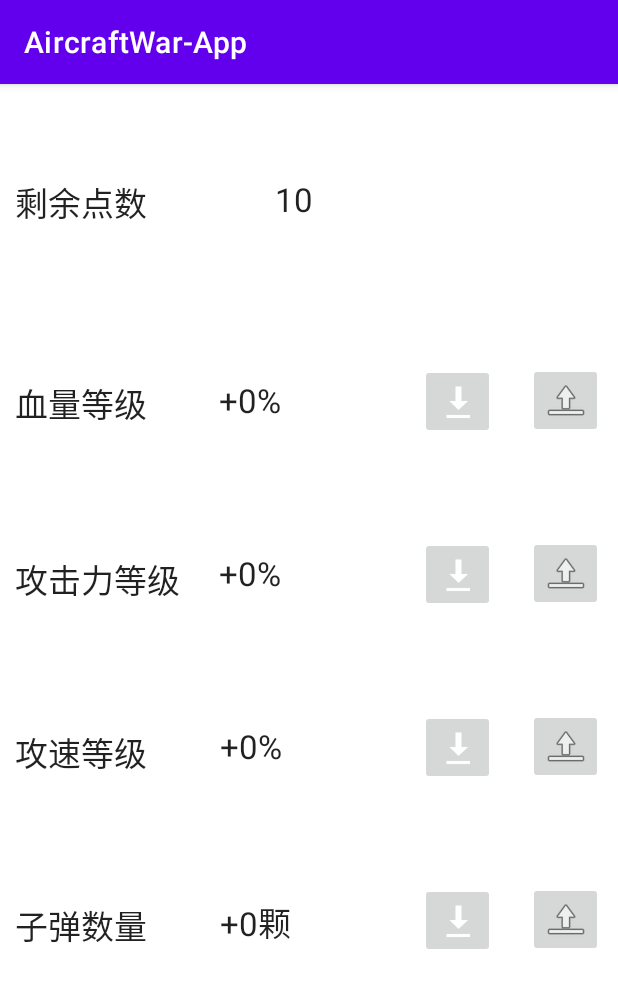
After one commit to mooyiwang/AircraftWar-App, an Android app: the PropertyStoreActivity screen opened directly, with no data from a screen before it, on a phone screen of 412 x 824 dp. The commit adds this screen. Shown: the top 988 px of the screen. Run offline under Robolectric (Android 15) with nearby library versions, the phone set to English and light mode, and no system bars.

Commit message:
商店界面基本搭建完成，通过分配点数提升基本能力。

```diff
--- a/app/src/main/java/com/hit/sz/activity/BoardActivity.java
+++ b/app/src/main/java/com/hit/sz/activity/BoardActivity.java
@@ -15,6 +15,8 @@ import com.hit.sz.item.database.MyRecord;
 import com.hit.sz.item.database.MyViewModelFactory;
 import com.hit.sz.item.database.RecordListAdapter;
 
+import java.util.Objects;
+
 
 public class BoardActivity extends AppCompatActivity {
     private BoardViewModel boardViewModel;
@@ -22,7 +24,21 @@ public class BoardActivity extends AppCompatActivity {
     protected void onCreate(Bundle savedInstanceState) {
         super.onCreate(savedInstanceState);
         Intent intent = getIntent();
-        setTitle(R.string.ranklist);
+        switch (intent.getStringExtra("level")) {
+            case "medium":
+                setTitle("普通模式排行榜");
+                break;
+            case "easy":
+                setTitle("简单模式排行榜");
+                break;
+            case "hard":
+                setTitle("困难模式排行榜");
+                break;
+            default:
+                setTitle("排行榜");
+        }
+
+
         setContentView(R.layout.activity_board);
         RecyclerView recyclerView = findViewById(R.id.recyclerview);
         final RecordListAdapter adapter = new RecordListAdapter(new RecordListAdapter.RecordDiff());
--- /dev/null
+++ b/app/src/main/java/com/hit/sz/activity/PropertyStoreActivity.java
@@ -0,0 +1,130 @@
+package com.hit.sz.activity;
+
+import static android.widget.Toast.LENGTH_SHORT;
+
+import androidx.appcompat.app.AppCompatActivity;
+
+import android.annotation.SuppressLint;
+import android.content.Intent;
+import android.os.Bundle;
+import android.view.View;
+import android.widget.ImageButton;
+import android.widget.TextView;
+import android.widget.Toast;
+
+import com.google.android.material.snackbar.BaseTransientBottomBar;
+import com.google.android.material.snackbar.Snackbar;
+import com.hit.sz.R;
+
+public class PropertyStoreActivity extends AppCompatActivity  implements View.OnClickListener  {
+
+    private  int maxPoint,currentPoint;
+    TextView bloodText,bulletText,speedText,atkText,totText;
+    private  int[] nums = {0,0,0,0};
+    private final int bld =0, atk = 1, spd = 2, blt= 3;
+    @Override
+    protected void onCreate(Bundle savedInstanceState) {
+        super.onCreate(savedInstanceState);
+        setContentView(R.layout.activity_property_store);
+        //读取数据
+        Intent intent = this.getIntent();
+        maxPoint = intent.getIntExtra("maxPoint",10);
+        currentPoint = intent.getIntExtra("curPoint",0);
+
+        //绑定相关元素
+        bloodText = findViewById(R.id.blood_num);
+        bulletText = findViewById(R.id.bullet_num);
+        speedText = findViewById(R.id.speed_num);
+        atkText = findViewById(R.id.atack_num);
+        totText = findViewById(R.id.total_point);
+        ImageButton bt;
+        bt = findViewById(R.id.blood_down);
+        bt.setOnClickListener(this);
+        bt = findViewById(R.id.blood_up);
+        bt.setOnClickListener(this);
+        bt = findViewById(R.id.bullet_down);
+        bt.setOnClickListener(this);
+        bt = findViewById(R.id.bullet_up);
+        bt.setOnClickListener(this);
+        bt = findViewById(R.id.speed_down);
+        bt.setOnClickListener(this);
+        bt = findViewById(R.id.speed_up);
+        bt.setOnClickListener(this);
+        bt = findViewById(R.id.atack_down);
+        bt.setOnClickListener(this);
+        bt = findViewById(R.id.attack_up);
+        bt.setOnClickListener(this);
+        updateText();
+    }
+    @SuppressLint("SetTextI18n")
+    protected  void updateText(){
+        if(bloodText!=null) bloodText.setText("+" + Integer.toString(10 * nums[bld]) + "%");
+        if(bulletText!=null) bulletText.setText("+" + Integer.toString(nums[blt]/5) + "颗");
+        if(speedText!=null) speedText.setText("+" + Integer.toString(10 * nums[spd]) + "%");
+        if(atkText!=null) atkText.setText("+" + Integer.toString(10 * nums[atk]) + "%");
+        if(totText!=null) totText.setText(Integer.toString(maxPoint-currentPoint));
+    }
+
+    @Override
+    public void onClick(View view) {
+        String hint = "null";
+        int ty1,ty2;
+        switch (view.getId()){
+            case R.id.blood_down:
+                hint = "降低生命点数";
+                ty1 = -1;
+                ty2 = bld;
+                break;
+            case R.id.blood_up:
+                hint = "增加生命点数";
+                ty1 = 1;
+                ty2 = bld;
+                break;
+            case R.id.bullet_down:
+                hint = "降低子弹数量点数";
+                ty1 = -1;
+                ty2 = blt;
+                break;
+            case R.id.bullet_up:
+                hint = "增加子弹数量点数";
+                ty1 = 1;
+                ty2 = blt;
+                break;
+            case R.id.speed_up:
+                hint = "增加射速点数";
+                ty1 = 1;
+                ty2 = spd;
+                break;
+            case R.id.speed_down:
+                hint = "减少射速点数";
+                ty1 = -1;
+                ty2 = spd;
+                break;
+            case R.id.atack_down:
+                hint = "减少攻击点数";
+                ty1 = -1;
+                ty2 = atk;
+                break;
+            case R.id.attack_up:
+                hint = "增加攻击点数";
+                ty1 = 1;
+                ty2 = atk;
+                break;
+
+            default:
+                throw new IllegalStateException("Unexpected value: " + view.getId());
+        }
+        if(ty1 + currentPoint > maxPoint){
+            Snackbar.make(view, "没有可以分配的点数！", BaseTransientBottomBar.LENGTH_SHORT).show();
+        }else if(ty1 + nums[ty2]< 0){
+            Snackbar.make(view, "不能再降低了！", BaseTransientBottomBar.LENGTH_SHORT).show();
+        }
+        else {
+            Snackbar.make(view, hint, BaseTransientBottomBar.LENGTH_SHORT).show();
+            nums[ty2] +=ty1;
+            currentPoint +=ty1;
+            updateText();
+        }
+
+    }
+}
--- a/app/src/main/java/com/hit/sz/activity/UserActivity.java
+++ b/app/src/main/java/com/hit/sz/activity/UserActivity.java
@@ -18,6 +18,8 @@ public class UserActivity extends AppCompatActivity implements View.OnClickListe
         setContentView(R.layout.activity_user);
         standalone = findViewById(R.id.standalone_button);
         standalone.setOnClickListener(this);
+        Button propStore  = findViewById(R.id.propstore_button);
+        propStore.setOnClickListener(this);
     }
 
     @Override
@@ -25,6 +27,11 @@ public class UserActivity extends AppCompatActivity implements View.OnClickListe
         if(view.getId() == R.id.standalone_button){
             Intent intent = new Intent(UserActivity.this, LevelSoundActivity.class);
             startActivity(intent);
+        }else if(view.getId() == R.id.propstore_button){
+            Intent intent = new Intent(this, PropertyStoreActivity.class);
+            intent.putExtra("maxPoint",10);
+
+            startActivity(intent);
         }
     }
 }
--- a/app/src/main/java/com/hit/sz/item/database/BoardViewHolder.java
+++ b/app/src/main/java/com/hit/sz/item/database/BoardViewHolder.java
@@ -18,7 +18,7 @@ class BoardViewHolder extends RecyclerView.ViewHolder {
     private BoardViewHolder(View itemView) {
         super(itemView);
         nameItemView = itemView.findViewById(R.id.nameView);
-        rankItemView = itemView.findViewById(R.id.rankView);
+        rankItemView = itemView.findViewById (R.id.rankView);
         scoreItemView = itemView.findViewById(R.id.scoreView);
         dateItemView = itemView.findViewById(R.id.dateView);
     }
--- /dev/null
+++ b/app/src/main/res/layout/activity_property_store.xml
@@ -0,0 +1,272 @@
+<?xml version="1.0" encoding="utf-8"?>
+<androidx.constraintlayout.widget.ConstraintLayout xmlns:android="http://schemas.android.com/apk/res/android"
+    xmlns:app="http://schemas.android.com/apk/res-auto"
+    xmlns:tools="http://schemas.android.com/tools"
+    android:layout_width="match_parent"
+    android:layout_height="match_parent"
+    app:layout_behavior="@string/appbar_scrolling_view_behavior">
+
+
+    <TextView
+        android:id="@+id/total_point"
+        android:layout_width="116dp"
+        android:layout_height="30dp"
+        android:text="TextView"
+        android:textAppearance="@style/TextAppearance.AppCompat.Large"
+        app:layout_constraintBottom_toTopOf="@+id/guideline2"
+        app:layout_constraintEnd_toStartOf="@+id/guideline7"
+        app:layout_constraintStart_toStartOf="@+id/guideline6"
+        app:layout_constraintTop_toTopOf="parent" />
+
+    <androidx.constraintlayout.widget.Guideline
+        android:id="@+id/guideline9"
+        android:layout_width="wrap_content"
+        android:layout_height="wrap_content"
+        android:orientation="horizontal"
+        app:layout_constraintGuide_percent="0.65" />
+
+    <androidx.constraintlayout.widget.Guideline
+        android:id="@+id/guideline10"
+        android:layout_width="wrap_content"
+        android:layout_height="wrap_content"
+        android:orientation="horizontal"
+        app:layout_constraintGuide_percent="0.8" />
+
+    <ImageButton
+        android:id="@+id/blood_down"
+        android:layout_width="50dp"
+        android:layout_height="50dp"
+        app:layout_constraintBottom_toTopOf="@+id/guideline4"
+        app:layout_constraintEnd_toStartOf="@+id/guideline7"
+        app:layout_constraintStart_toStartOf="@+id/guideline5"
+        app:layout_constraintTop_toTopOf="@+id/guideline2"
+        app:layout_constraintVertical_bias="0.508"
+        app:srcCompat="@android:drawable/stat_sys_download" />
+
+    <ImageButton
+        android:id="@+id/atack_down"
+        android:layout_width="50dp"
+        android:layout_height="50dp"
+        app:layout_constraintBottom_toTopOf="@+id/guideline8"
+        app:layout_constraintEnd_toStartOf="@+id/guideline7"
+        app:layout_constraintStart_toStartOf="@+id/guideline5"
+        app:layout_constraintTop_toTopOf="@+id/guideline4"
+        app:layout_constraintVertical_bias="0.508"
+        app:srcCompat="@android:drawable/stat_sys_download" />
+
+    <ImageButton
+        android:id="@+id/bullet_down"
+        android:layout_width="50dp"
+        android:layout_height="50dp"
+        app:layout_constraintBottom_toTopOf="@+id/guideline10"
+        app:layout_constraintEnd_toStartOf="@+id/guideline7"
+        app:layout_constraintStart_toStartOf="@+id/guideline5"
+        app:layout_constraintTop_toTopOf="@+id/guideline9"
+        app:layout_constraintVertical_bias="0.508"
+        app:srcCompat="@android:drawable/stat_sys_download" />
+
+    <ImageButton
+        android:id="@+id/speed_down"
+        android:layout_width="50dp"
+        android:layout_height="50dp"
+        app:layout_constraintBottom_toTopOf="@+id/guideline9"
+        app:layout_constraintEnd_toStartOf="@+id/guideline7"
+        app:layout_constraintStart_toStartOf="@+id/guideline5"
+        app:layout_constraintTop_toTopOf="@+id/guideline8"
+        app:layout_constraintVertical_bias="0.508"
+        app:srcCompat="@android:drawable/stat_sys_download" />
+
+    <ImageButton
+        android:id="@+id/blood_up"
+        android:layout_width="50dp"
+        android:layout_height="50dp"
+        app:layout_constraintBottom_toTopOf="@+id/guideline4"
+        app:layout_constraintEnd_toEndOf="parent"
+        app:layout_constraintStart_toStartOf="@+id/guideline7"
+        app:layout_constraintTop_toTopOf="@+id/guideline2"
+        app:srcCompat="@android:drawable/ic_menu_upload" />
+
+    <ImageButton
+        android:id="@+id/attack_up"
+        android:layout_width="50dp"
+        android:layout_height="50dp"
+        app:layout_constraintBottom_toTopOf="@+id/guideline8"
+        app:layout_constraintEnd_toEndOf="parent"
+        app:layout_constraintStart_toStartOf="@+id/guideline7"
+        app:layout_constraintTop_toTopOf="@+id/guideline4"
+        app:srcCompat="@android:drawable/ic_menu_upload" />
+
+    <ImageButton
+        android:id="@+id/speed_up"
+        android:layout_width="50dp"
+        android:layout_height="50dp"
+        app:layout_constraintBottom_toTopOf="@+id/guideline9"
+        app:layout_constraintEnd_toEndOf="parent"
+        app:layout_constraintStart_toStartOf="@+id/guideline7"
+        app:layout_constraintTop_toTopOf="@+id/guideline8"
+        app:srcCompat="@android:drawable/ic_menu_upload" />
+
+    <ImageButton
+        android:id="@+id/bullet_up"
+        android:layout_width="50dp"
+        android:layout_height="50dp"
+        app:layout_constraintBottom_toTopOf="@+id/guideline10"
+        app:layout_constraintEnd_toEndOf="parent"
+        app:layout_constraintStart_toStartOf="@+id/guideline7"
+        app:layout_constraintTop_toTopOf="@+id/guideline9"
+        app:srcCompat="@android:drawable/ic_menu_upload" />
+
+    <TextView
+        android:id="@+id/textView"
+        android:layout_width="120dp"
+        android:layout_height="30dp"
+        android:text="血量等级"
+        android:textAppearance="@style/TextAppearance.AppCompat.Large"
+        app:layout_constraintBottom_toTopOf="@+id/guideline4"
+        app:layout_constraintEnd_toStartOf="@+id/guideline6"
+        app:layout_constraintStart_toStartOf="parent"
+        app:layout_constraintTop_toTopOf="@+id/guideline2" />
+
+    <TextView
+        android:id="@+id/pointer_left"
+        android:layout_width="120dp"
+        android:layout_height="30dp"
+        android:text="剩余点数"
+        android:textAppearance="@style/TextAppearance.AppCompat.Large"
+        app:layout_constraintBottom_toTopOf="@+id/guideline2"
+        app:layout_constraintEnd_toStartOf="@+id/guideline6"
+        app:layout_constraintStart_toStartOf="parent"
+        app:layout_constraintTop_toTopOf="parent" />
+
+    <TextView
+        android:id="@+id/textView5"
+        android:layout_width="120dp"
+        android:layout_height="30dp"
+        android:text="攻击力等级"
+        android:textAppearance="@style/TextAppearance.AppCompat.Large"
+        app:layout_constraintBottom_toTopOf="@+id/guideline8"
+        app:layout_constraintEnd_toStartOf="@+id/guideline6"
+        app:layout_constraintStart_toStartOf="parent"
+        app:layout_constraintTop_toTopOf="@+id/guideline4"
+        app:layout_constraintVertical_bias="0.525" />
+
+    <TextView
+        android:id="@+id/textView6"
+        android:layout_width="120dp"
+        android:layout_height="30dp"
+        android:text="攻速等级"
+        android:textAppearance="@style/TextAppearance.AppCompat.Large"
+        app:layout_constraintBottom_toTopOf="@+id/guideline9"
+        app:layout_constraintEnd_toStartOf="@+id/guideline6"
+        app:layout_constraintStart_toStartOf="parent"
+        app:layout_constraintTop_toTopOf="@+id/guideline8"
+        app:layout_constraintVertical_bias="0.525" />
+
+    <TextView
+        android:id="@+id/textView7"
+        android:layout_width="120dp"
+        android:layout_height="30dp"
+        android:text="子弹数量"
+        android:textAppearance="@style/TextAppearance.AppCompat.Large"
+        app:layout_constraintBottom_toTopOf="@+id/guideline10"
+        app:layout_constraintEnd_toStartOf="@+id/guideline6"
+        app:layout_constraintStart_toStartOf="parent"
+        app:layout_constraintTop_toTopOf="@+id/guideline9"
+        app:layout_constraintVertical_bias="0.525" />
+
+    <TextView
+        android:id="@+id/blood_num"
+        android:layout_width="116dp"
+        android:layout_height="30dp"
+        android:text="TextView"
+        android:textAppearance="@style/TextAppearance.AppCompat.Large"
+        app:layout_constraintBottom_toTopOf="@+id/guideline4"
+        app:layout_constraintEnd_toStartOf="@+id/guideline5"
+        app:layout_constraintStart_toStartOf="@+id/guideline6"
+        app:layout_constraintTop_toTopOf="@+id/guideline2" />
+
+    <TextView
+        android:id="@+id/atack_num"
+        android:layout_width="116dp"
+        android:layout_height="30dp"
+        android:text="TextView"
+        android:textAppearance="@style/TextAppearance.AppCompat.Large"
+        app:layout_constraintBottom_toTopOf="@+id/guideline8"
+        app:layout_constraintEnd_toStartOf="@+id/guideline5"
+        app:layout_constraintStart_toStartOf="@+id/guideline6"
+        app:layout_constraintTop_toTopOf="@+id/guideline4" />
+
+    <TextView
+        android:id="@+id/speed_num"
+        android:layout_width="116dp"
+        android:layout_height="30dp"
+        android:text="TextView"
+        android:textAppearance="@style/TextAppearance.AppCompat.Large"
+        app:layout_constraintBottom_toTopOf="@+id/guideline9"
+        app:layout_constraintEnd_toStartOf="@+id/guideline5"
+        app:layout_constraintHorizontal_bias="0.545"
+        app:layout_constraintStart_toStartOf="@+id/guideline6"
+        app:layout_constraintTop_toTopOf="@+id/guideline8" />
+
+    <TextView
+        android:id="@+id/bullet_num"
+        android:layout_width="116dp"
+        android:layout_height="30dp"
+        android:text="TextView"
+        android:textAppearance="@style/TextAppearance.AppCompat.Large"
+        app:layout_constraintBottom_toTopOf="@+id/guideline10"
+        app:layout_constraintEnd_toStartOf="@+id/guideline5"
+        app:layout_constraintHorizontal_bias="0.545"
+        app:layout_constraintStart_toStartOf="@+id/guideline6"
+        app:layout_constraintTop_toTopOf="@+id/guideline9" />
+
+    <androidx.constraintlayout.widget.Guideline
+        android:id="@+id/guideline2"
+        android:layout_width="wrap_content"
+        android:layout_height="wrap_content"
+        android:orientation="horizontal"
+        app:layout_constraintGuide_percent="0.2" />
+
+    <androidx.constraintlayout.widget.Guideline
+        android:id="@+id/guideline4"
+        android:layout_width="wrap_content"
+        android:layout_height="wrap_content"
+        android:orientation="horizontal"
+        app:layout_constraintGuide_percent="0.35" />
+
+    <androidx.constraintlayout.widget.Guideline
+        android:id="@+id/guideline8"
+        android:layout_width="wrap_content"
+        android:layout_height="wrap_content"
+        android:orientation="horizontal"
+        app:layout_constraintGuide_percent="0.5" />
+
+    <androidx.constraintlayout.widget.Guideline
+        android:id="@+id/guideline5"
+        android:layout_width="wrap_content"
+        android:layout_height="wrap_content"
+        android:orientation="vertical"
+        app:layout_constraintGuide_percent="0.65" />
+
+    <androidx.constraintlayout.widget.Guideline
+        android:id="@+id/guideline6"
+        android:layout_width="wrap_content"
+        android:layout_height="wrap_content"
+        android:orientation="vertical"
+        app:layout_constraintGuide_percent="0.34" />
+
+    <androidx.constraintlayout.widget.Guideline
+        android:id="@+id/guideline7"
+        android:layout_width="wrap_content"
+        android:layout_height="wrap_content"
+        android:orientation="vertical"
+        app:layout_constraintGuide_percent="0.83" />
+
+    <androidx.constraintlayout.widget.Guideline
+        android:id="@+id/guideline11"
+        android:layout_width="wrap_content"
+        android:layout_height="wrap_content"
+        android:orientation="horizontal"
+        app:layout_constraintGuide_begin="88dp" />
+
+</androidx.constraintlayout.widget.ConstraintLayout>
--- /dev/null
+++ b/app/src/main/res/layout/property_single.xml
@@ -0,0 +1,42 @@
+<?xml version="1.0" encoding="utf-8"?>
+<LinearLayout xmlns:android="http://schemas.android.com/apk/res/android"
+    android:orientation="horizontal"
+    android:layout_width="match_parent"
+    android:layout_height="wrap_content"
+
+    >
+
+    <TextView
+        android:id="@+id/nameView"
+        style="@style/property_list"
+        android:layout_weight="1.2"
+        android:layout_width="match_parent"
+        android:layout_height="wrap_content"
+        android:background="@android:color/darker_gray" />
+
+    <TextView
+        android:id="@+id/levelView"
+        style="@style/property_list"
+        android:layout_weight="1"
+        android:layout_width="match_parent"
+        android:layout_height="wrap_content"
+        android:background="@android:color/darker_gray" />
+
+    <Button
+        android:id ="@+id/delButton"
+        android:layout_width="50dp"
+        android:layout_height="wrap_content"
+        style="@style/property_list"
+        android:text="-"
+        android:textSize="30dp"
+        android:background="@android:color/holo_green_dark"
+        />
+    <Button
+        android:id ="@+id/addButton"
+        android:layout_width="50dp"
+        android:layout_height="wrap_content"
+        android:text="+"
+        android:textSize="30dp"
+        android:background="@android:color/holo_red_dark"
+        />
+</LinearLayout>
--- a/app/src/main/res/values/strings.xml
+++ b/app/src/main/res/values/strings.xml
@@ -37,4 +37,5 @@
 
     <string name="ranklist">排行榜</string>
     <string name="pwd_again_sign">确认密码</string>
+    <string name="test1">11</string>
 </resources>
--- a/app/src/main/res/values/style.xml
+++ b/app/src/main/res/values/style.xml
@@ -9,4 +9,11 @@
         <item name="android:background">@android:color/holo_orange_light</item>
         <item name="android:textAppearance">@android:style/TextAppearance.Large</item>
     </style>
+    <style name="property_list">
+        <item name="android:layout_width">match_parent</item>
+        <item name="android:layout_marginBottom">10dp</item>
+        <item name="android:paddingLeft">8dp</item>
+        <item name="android:background">@android:color/darker_gray</item>
+        <item name="android:textAppearance">@android:style/TextAppearance.Large</item>
+    </style>
 </resources>
```
Also changed, not shown: app/src/main/AndroidManifest.xml (+5 -5 lines). Lines whose indentation alone changed are shown as unchanged.
